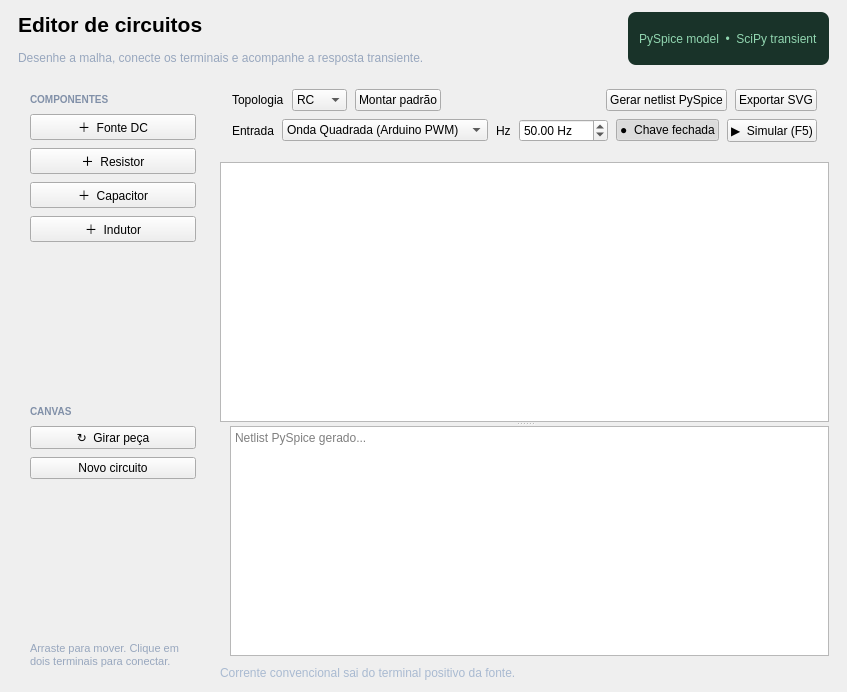
First picture: the form in grupo_1_2026/Laboratorio eng Eletrica - Felipe Sass/sketch_Robo_Lutador_23_10_2026/sketch_Carro-Robo-Lutador-V7/docs/ui/analog_page.ui, repository PedroVic12/Pikachu-Flask-Server, before the edit.
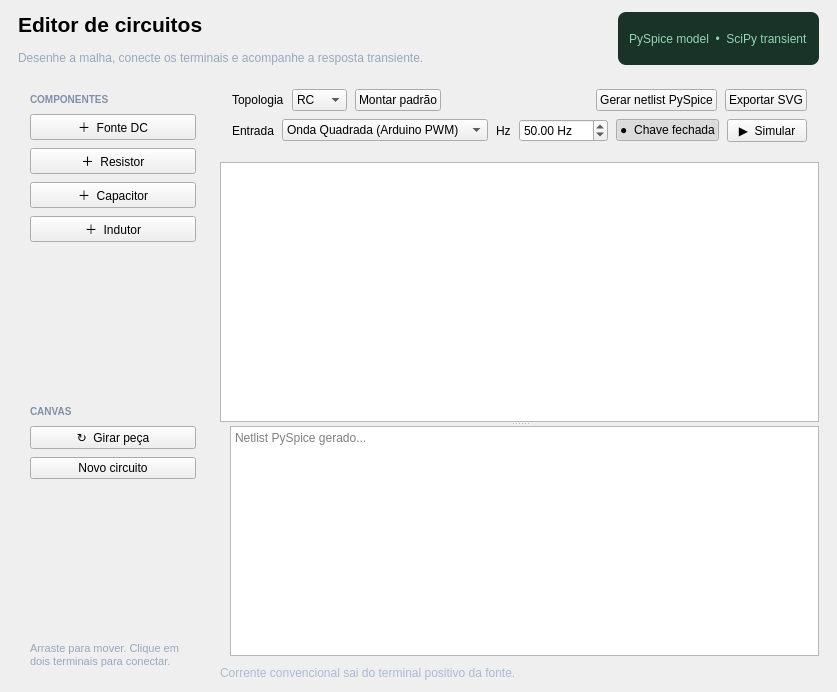
Second picture: the form after the edit.

Diff of the .ui file:
```diff
--- a/grupo_1_2026/Laboratorio eng Eletrica - Felipe Sass/sketch_Robo_Lutador_23_10_2026/sketch_Carro-Robo-Lutador-V7/docs/ui/analog_page.ui
+++ b/grupo_1_2026/Laboratorio eng Eletrica - Felipe Sass/sketch_Robo_Lutador_23_10_2026/sketch_Carro-Robo-Lutador-V7/docs/ui/analog_page.ui
@@ -73,7 +73,7 @@
          <property name="minimum"><double>1.0</double></property><property name="maximum"><double>1000.0</double></property><property name="value"><double>50.0</double></property><property name="suffix"><string> Hz</string></property>
         </widget></item>
         <item><widget class="QPushButton" name="btnSwitch"><property name="text"><string>●  Chave fechada</string></property><property name="checkable"><bool>true</bool></property><property name="checked"><bool>true</bool></property><property name="toolTip"><string>Alterne a chave e veja a carga ou descarga do elemento reativo</string></property></widget></item>
-        <item><widget class="QPushButton" name="btnRunSim"><property name="text"><string>▶  Simular (F5)</string></property></widget></item>
+        <item><widget class="QPushButton" name="btnRunSim"><property name="text"><string>▶  Simular</string></property><property name="toolTip"><string>Executar simulação transiente (F5)</string></property></widget></item>
        </layout></item>
       </layout>
      </widget></item>
```
Left out of the diff: 3 changed lines with no effect on the pictures.
